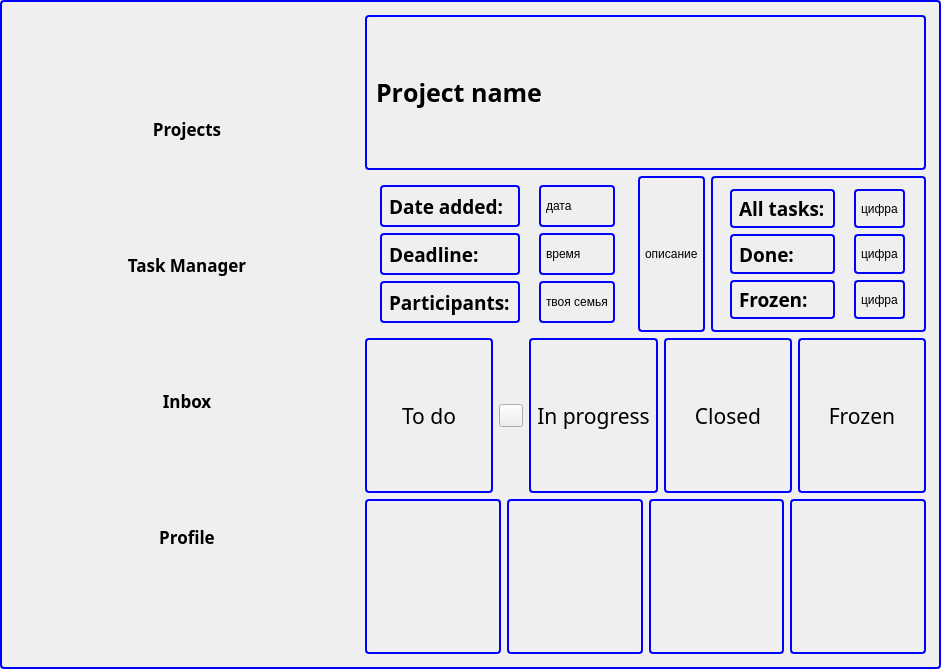
Old version of the form ui/MainWindowTaskManager.ui in the repository kiozet/TaskManagerWithAI.
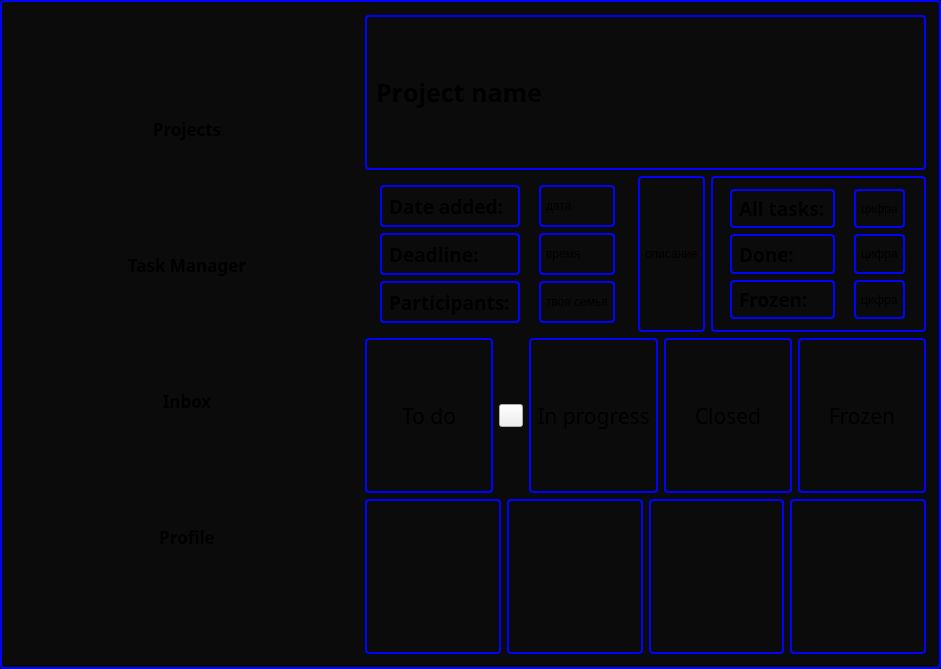
New version of the form. Icons and pictures are not drawn.

Commit message: Add background color to MainWindowTaskManager

What changed in the file:
```diff
--- a/ui/MainWindowTaskManager.ui
+++ b/ui/MainWindowTaskManager.ui
@@ -36,7 +36,7 @@
     border: 2px solid blue;
     border-radius: 4px;
     padding: 2px;
-    background-image: url(images/welcome.png);
+    background-color: rgb(12, 11, 11);
 }</string>
   </property>
   <property name="frameShape">
```
